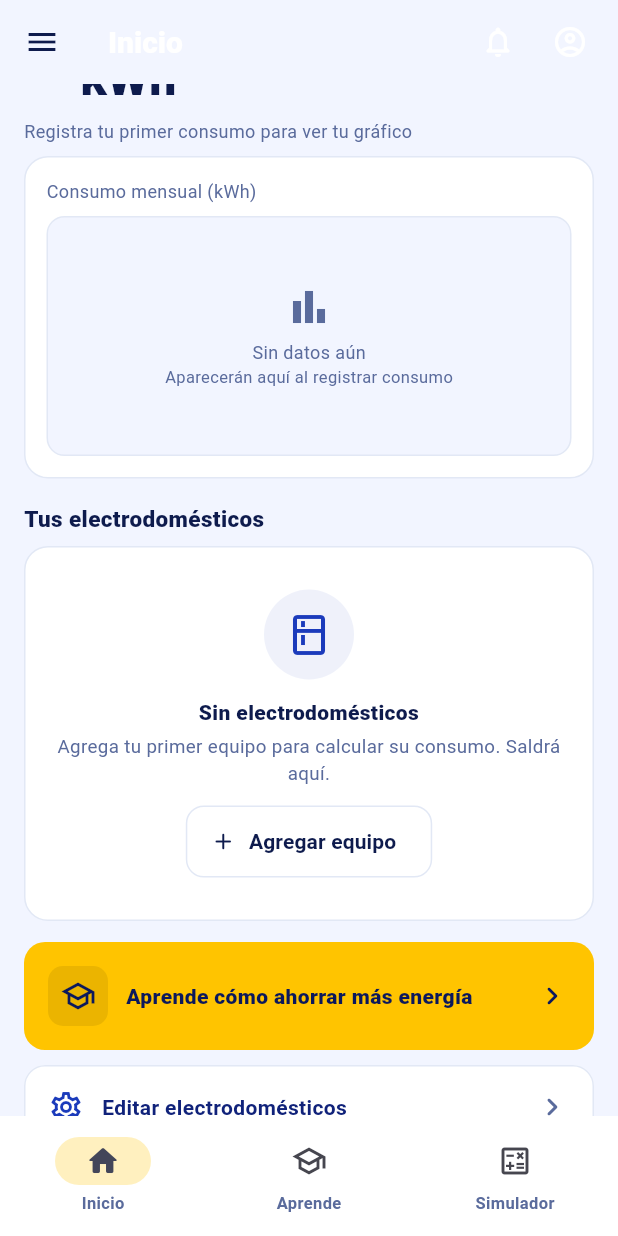
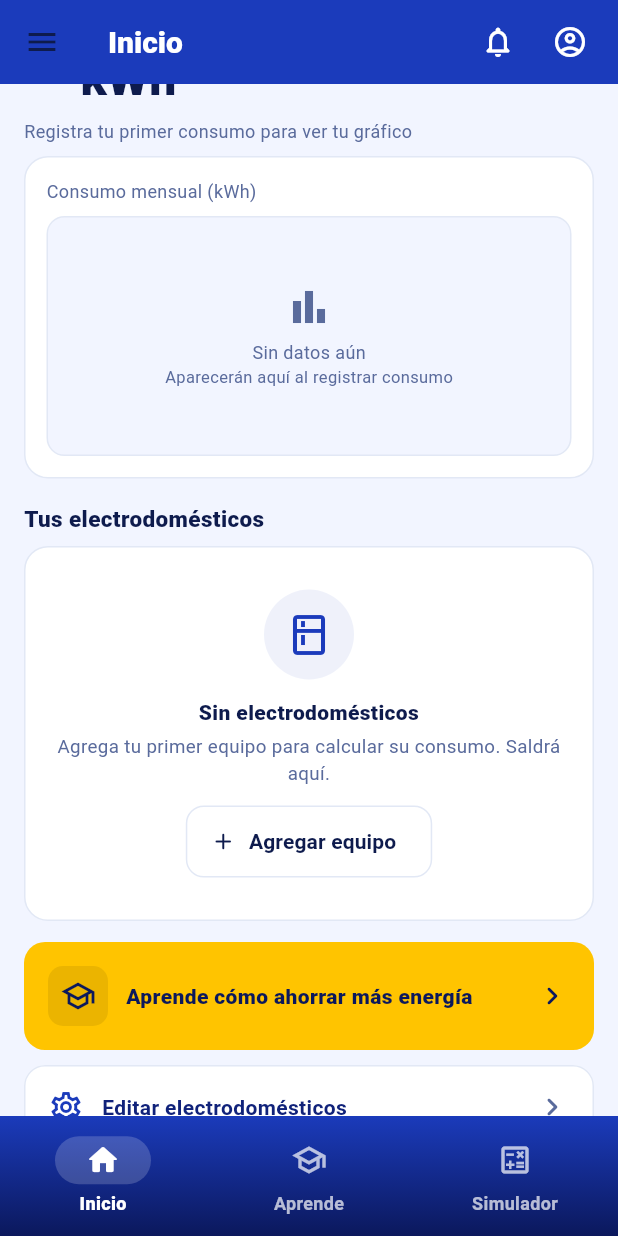
Before and after one commit to NymaXD/SolarO, a Flutter app: the AppShell screen opened directly, scrolled down 97 dp, on a phone screen of 412 x 824 dp. Run offline on Flutter 3.47's test engine with Material 3 defaults, Android fonts, the phone set to English and light mode, and no system bars; our stand-ins replace shared_preferences, web; missing offline and left inert: dart:ui_web; accounts and stored records are empty; network calls fail.

Commit message:
fix(frontend): larger scrollable chart, horizontal device carousel and blue bottom bar
- Give chart bars a fixed width on every platform so PC matches the mobile horizontal scroll.
- Show five appliance icons on mobile with a horizontal carousel for the rest.
- Paint the mobile bottom navigation bar with the app blue gradient and white labels.

```diff
--- a/lib/layout/app_shell.dart
+++ b/lib/layout/app_shell.dart
@@ -79,7 +79,8 @@ class _AppShellState extends State<AppShell> {
     return Scaffold(
       backgroundColor: Theme.of(context).scaffoldBackgroundColor,
       appBar: AppBar(
-        backgroundColor: Colors.transparent,
+        backgroundColor: AppColors.primary,
+        surfaceTintColor: Colors.transparent,
         foregroundColor: Colors.white,
         systemOverlayStyle: SystemUiOverlayStyle.light,
         elevation: 0,
@@ -133,7 +134,28 @@ class _AppShellState extends State<AppShell> {
         duration: const Duration(milliseconds: 250),
         child: KeyedSubtree(key: ValueKey(_index), child: pages[_index]),
       ),
-      bottomNavigationBar: NavigationBar(
+      bottomNavigationBar: DecoratedBox(
+        decoration: const BoxDecoration(gradient: AppColors.blueGradient),
+        child: NavigationBarTheme(
+          data: NavigationBarThemeData(
+            backgroundColor: Colors.transparent,
+            surfaceTintColor: Colors.transparent,
+            elevation: 0,
+            indicatorColor: Colors.white.withValues(alpha: 0.18),
+            iconTheme: WidgetStateProperty.resolveWith(
+              (states) => IconThemeData(
+                color: states.contains(WidgetState.selected) ? Colors.white : Colors.white70,
+              ),
+            ),
+            labelTextStyle: WidgetStateProperty.resolveWith(
+              (states) => TextStyle(
+                fontSize: 12,
+                fontWeight: states.contains(WidgetState.selected) ? FontWeight.w800 : FontWeight.w600,
+                color: states.contains(WidgetState.selected) ? Colors.white : Colors.white70,
+              ),
+            ),
+          ),
+          child: NavigationBar(
             selectedIndex: bottomIndex,
             onDestinationSelected: _go,
             destinations: [
@@ -141,6 +163,8 @@ class _AppShellState extends State<AppShell> {
               NavigationDestination(icon: const Icon(Icons.school_outlined), selectedIcon: const Icon(Icons.school_rounded), label: tr('nav_learn')),
               NavigationDestination(icon: const Icon(Icons.calculate_outlined), selectedIcon: const Icon(Icons.calculate_rounded), label: tr('nav_sim')),
             ],
+          ),
+        ),
       ),
     );
   }
--- a/lib/screens/home/home_screen.dart
+++ b/lib/screens/home/home_screen.dart
@@ -158,15 +158,19 @@ class _HomeScreenState extends State<HomeScreen> {
                 onAction: _openAppliances,
               )
             else
-              ConstrainedBox(
-                constraints: const BoxConstraints(maxHeight: 210),
-                child: SingleChildScrollView(
-                  child: Wrap(
-                    spacing: 14,
-                    runSpacing: 12,
-                    children: [
-                      for (var i = 0; i < _items.length; i++)
-                        ApplianceItem(
+              SizedBox(
+                height: 112,
+                child: LayoutBuilder(
+                  builder: (context, constraints) {
+                    // 5 iconos visibles; el resto se navega con scroll horizontal.
+                    final itemWidth = (constraints.maxWidth - 32) / 5;
+                    return ListView.separated(
+                      scrollDirection: Axis.horizontal,
+                      itemCount: _items.length,
+                      separatorBuilder: (_, _) => const SizedBox(width: 8),
+                      itemBuilder: (context, i) => SizedBox(
+                        width: itemWidth,
+                        child: ApplianceItem(
                           item: Appliance(
                             _items[i].name,
                             '${_items[i].kwhMonth.toStringAsFixed(1)} kWh',
@@ -174,8 +178,9 @@ class _HomeScreenState extends State<HomeScreen> {
                             _tileColors[i % _tileColors.length],
                           ),
                         ),
-                    ],
                       ),
+                    );
+                  },
                 ),
               ),
             const SizedBox(height: 14),
@@ -324,15 +329,16 @@ class _BarChart extends StatelessWidget {
       height: height,
       child: LayoutBuilder(
         builder: (context, constraints) {
-          // Hasta 8 elementos se reparten el ancho; con más, cada barra
-          // mantiene un ancho fijo y la gráfica se desplaza en horizontal.
-          final barWidth = items.length <= 8
-              ? constraints.maxWidth / items.length
-              : 64.0;
+          // Barras de ancho fijo: si no caben, la gráfica se desplaza en
+          // horizontal (mismo comportamiento en celular y PC).
+          const barWidth = 96.0;
 
           return SingleChildScrollView(
             scrollDirection: Axis.horizontal,
+            child: ConstrainedBox(
+              constraints: BoxConstraints(minWidth: constraints.maxWidth),
               child: Row(
+                mainAxisAlignment: MainAxisAlignment.spaceEvenly,
                 crossAxisAlignment: CrossAxisAlignment.stretch,
                 children: [
                   for (var i = 0; i < items.length; i++)
@@ -387,6 +393,7 @@ class _BarChart extends StatelessWidget {
                     ),
                   ),
                 ],
+              ),
             ),
           );
         },
```
Lines whose indentation alone changed are shown as unchanged.
